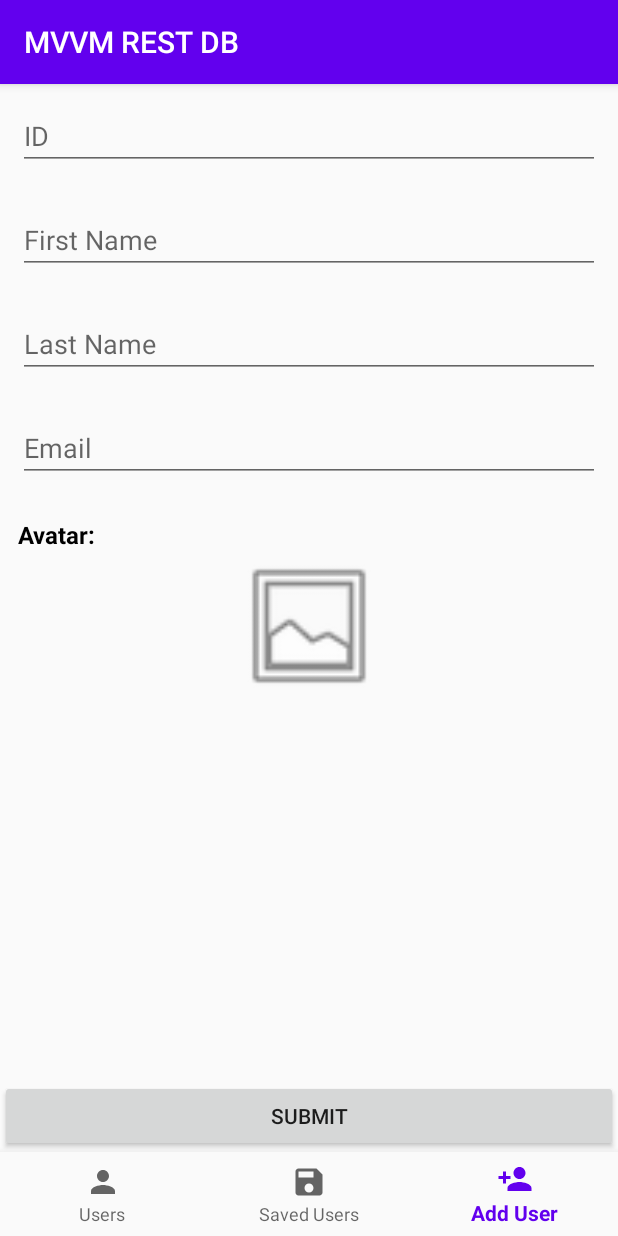
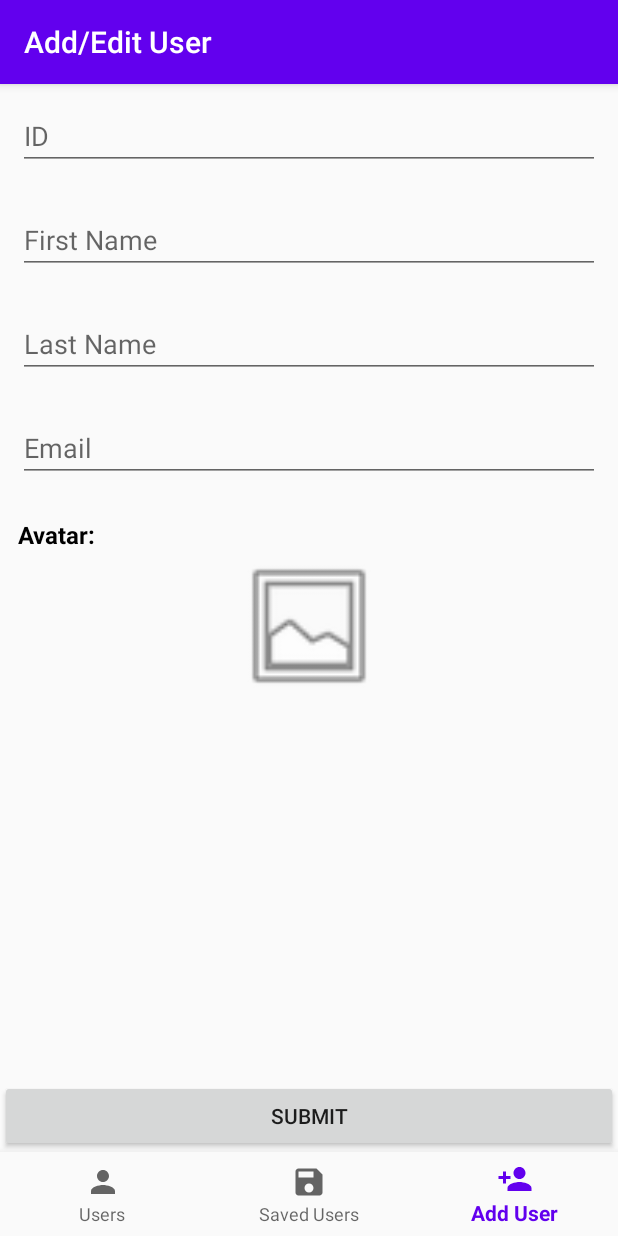
Before and after one commit to keennCaw/MVVM-Retrofit-Room, an Android app: the AddEditUserFragment screen opened through its navigation route, on a phone screen of 412 x 824 dp. Run offline under Robolectric (Android 15) with nearby library versions, the phone set to English and light mode, and no system bars; our stand-ins replace Room's generated code, navigation-ui; pictures from the network do not load.

Commit message:
added delete all users from the save users menu and added edit user on recyclerview click

```diff
--- a/app/build.gradle
+++ b/app/build.gradle
@@ -1,4 +1,5 @@
 apply plugin: 'com.android.application'
+apply plugin: "androidx.navigation.safeargs"
 
 android {
     compileSdkVersion 29
--- a/app/src/main/java/com/keennhoward/mvvmrestdb/SavedUsersViewModel.java
+++ b/app/src/main/java/com/keennhoward/mvvmrestdb/SavedUsersViewModel.java
@@ -27,7 +27,7 @@ public class SavedUsersViewModel extends AndroidViewModel {
     public void delete(User user){
         repository.delete(user);
     }
-    public void deleteAllUsers(User user){
+    public void deleteAllUsers(){
         repository.deleteAllUsers();
     }
 
--- a/app/src/main/java/com/keennhoward/mvvmrestdb/fragment/AddEditUserFragment.java
+++ b/app/src/main/java/com/keennhoward/mvvmrestdb/fragment/AddEditUserFragment.java
@@ -38,17 +38,27 @@ public class AddEditUserFragment extends Fragment {
 
     private AddEditViewModel viewModel;
 
-    EditText idEditText;
-    EditText firstNameEditText;
-    EditText lastNameEditText;
-    EditText emailEditText;
-    ImageView avatarImageView;
-    Button saveButton;
+    private EditText idEditText;
+    private EditText firstNameEditText;
+    private EditText lastNameEditText;
+    private EditText emailEditText;
+    private ImageView avatarImageView;
+    private Button saveButton;
 
     @Override
     public View onCreateView(LayoutInflater inflater, ViewGroup container,
                              Bundle savedInstanceState) {
         // Inflate the layout for this fragment
+        getActivity().setTitle("Add/Edit User");
+
+        int savedID = AddEditUserFragmentArgs.fromBundle(getArguments()).getId();
+        String fName = AddEditUserFragmentArgs.fromBundle(getArguments()).getFirstName();
+        String lName = AddEditUserFragmentArgs.fromBundle(getArguments()).getLastName();
+        String email = AddEditUserFragmentArgs.fromBundle(getArguments()).getEmail();
+
+
+        Log.d("ID", String.valueOf(savedID)+ fName);
+
         View v = inflater.inflate(R.layout.fragment_add_edit_user, container, false);
 
         idEditText = v.findViewById(R.id.id_edit_text);
@@ -57,6 +67,20 @@ public class AddEditUserFragment extends Fragment {
         emailEditText = v.findViewById(R.id.email_edit_text);
         avatarImageView = v.findViewById(R.id.add_avatar_image_view);
         saveButton = v.findViewById(R.id.save_user_button);
+
+        if(savedID != 0){
+            selectedImage = AddEditUserFragmentArgs.fromBundle(getArguments()).getAvatar();
+            idEditText.setText(String.valueOf(savedID));
+            idEditText.setEnabled(false);
+            firstNameEditText.setText(fName);
+            lastNameEditText.setText(lName);
+            emailEditText.setText(email);
+
+            Glide.with(getContext())
+                    .load(selectedImage)
+                    .transform(new CircleCrop())
+                    .into(avatarImageView);
+        }
 
         viewModel = new ViewModelProvider(getActivity(), ViewModelProvider.AndroidViewModelFactory.getInstance(getActivity().getApplication())).get(AddEditViewModel.class);
 
@@ -74,7 +98,11 @@ public class AddEditUserFragment extends Fragment {
         saveButton.setOnClickListener(new View.OnClickListener() {
             @Override
             public void onClick(View v) {
-                saveUser();
+                if(savedID == 0) {
+                    saveUser();
+                }else {
+                    updateUser();
+                }
             }
         });
 
@@ -106,7 +134,7 @@ public class AddEditUserFragment extends Fragment {
         String lastName = lastNameEditText.getText().toString();
         String email = emailEditText.getText().toString();
 
-        if(firstName.trim().isEmpty() || lastName.trim().isEmpty() || email.trim().isEmpty() || String.valueOf(id).trim().isEmpty()){
+        if(firstName.trim().isEmpty() || lastName.trim().isEmpty() || email.trim().isEmpty() || String.valueOf(id).trim().isEmpty()|| id == 0){
             Toast.makeText(getContext(), "Please Complete Fields", Toast.LENGTH_SHORT).show();
             return;
         }
@@ -119,4 +147,24 @@ public class AddEditUserFragment extends Fragment {
 
         Toast.makeText(getActivity(), "User Saved", Toast.LENGTH_SHORT).show();
     }
+
+    private void updateUser(){
+        int id = Integer.parseInt(idEditText.getText().toString());
+        String firstName = firstNameEditText.getText().toString();
+        String lastName = lastNameEditText.getText().toString();
+        String email = emailEditText.getText().toString();
+
+        if(firstName.trim().isEmpty() || lastName.trim().isEmpty() || email.trim().isEmpty() || String.valueOf(id).trim().isEmpty()|| id == 0){
+            Toast.makeText(getContext(), "Please Complete Fields", Toast.LENGTH_SHORT).show();
+            return;
+        }
+
+        User user = new User(id,email,firstName,lastName,selectedImage);
+
+        Log.d("user", user.toString());
+
+        viewModel.update(user);
+
+        Toast.makeText(getActivity(), "User Updated", Toast.LENGTH_SHORT).show();
+    }
 }
--- a/app/src/main/java/com/keennhoward/mvvmrestdb/fragment/UsersFragment.java
+++ b/app/src/main/java/com/keennhoward/mvvmrestdb/fragment/UsersFragment.java
@@ -33,6 +33,8 @@ public class UsersFragment extends Fragment {
     @Override
     public View onCreateView(LayoutInflater inflater, ViewGroup container,
                              Bundle savedInstanceState) {
+
+        getActivity().setTitle("Users");
         // Inflate the layout for this fragment
         View v = inflater.inflate(R.layout.fragment_users, container, false);
 
--- a/app/src/main/java/com/keennhoward/mvvmrestdb/repository/UserDBRepository.java
+++ b/app/src/main/java/com/keennhoward/mvvmrestdb/repository/UserDBRepository.java
@@ -30,7 +30,7 @@ public class UserDBRepository {
         new DeleteUserAsyncTask(userDao).execute(user);
     }
     public void deleteAllUsers(){
-        new DeleteAllUsersAsyncTask(userDao);
+        new DeleteAllUsersAsyncTask(userDao).execute();
     }
 
     public LiveData<List<User>> getAllUsers(){
--- a/app/src/main/res/navigation/nav_graph.xml
+++ b/app/src/main/res/navigation/nav_graph.xml
@@ -18,10 +18,33 @@
         android:id="@+id/savedUsersFragment"
         android:name="com.keennhoward.mvvmrestdb.fragment.SavedUsersFragment"
         android:label="fragment_saved_users"
-        tools:layout="@layout/fragment_saved_users" />
+        tools:layout="@layout/fragment_saved_users" >
+        <action
+            android:id="@+id/navigateToAddEditFragment"
+            app:destination="@id/addEditUserFragment" />
+    </fragment>
     <fragment
         android:id="@+id/addEditUserFragment"
         android:name="com.keennhoward.mvvmrestdb.fragment.AddEditUserFragment"
         android:label="fragment_add_edit_user"
-        tools:layout="@layout/fragment_add_edit_user" />
+        tools:layout="@layout/fragment_add_edit_user" >
+        <argument
+            android:name="id"
+            app:argType="integer"
+            android:defaultValue="0" />
+        <argument
+            android:name="firstName"
+            app:argType="string"
+            android:defaultValue="error" />
+        <argument
+            android:name="lastName"
+            app:argType="string"
+            android:defaultValue="error" />
+        <argument android:name="email"
+            app:argType="string"
+            android:defaultValue="error" />
+        <argument android:name="avatar"
+            app:argType="string"
+            android:defaultValue="error" />
+    </fragment>
 </navigation>
--- a/build.gradle
+++ b/build.gradle
@@ -9,6 +9,9 @@ buildscript {
     }
     dependencies {
         classpath 'com.android.tools.build:gradle:3.6.3'
+
+        def nav_version = "2.3.0-alpha04"
+        classpath "androidx.navigation:navigation-safe-args-gradle-plugin:$nav_version"
 
 
         // NOTE: Do not place your application dependencies here; they belong
```
Also changed, not shown: app/src/main/java/com/keennhoward/mvvmrestdb/fragment/SavedUsersFragment.java (+28 -2 lines).
